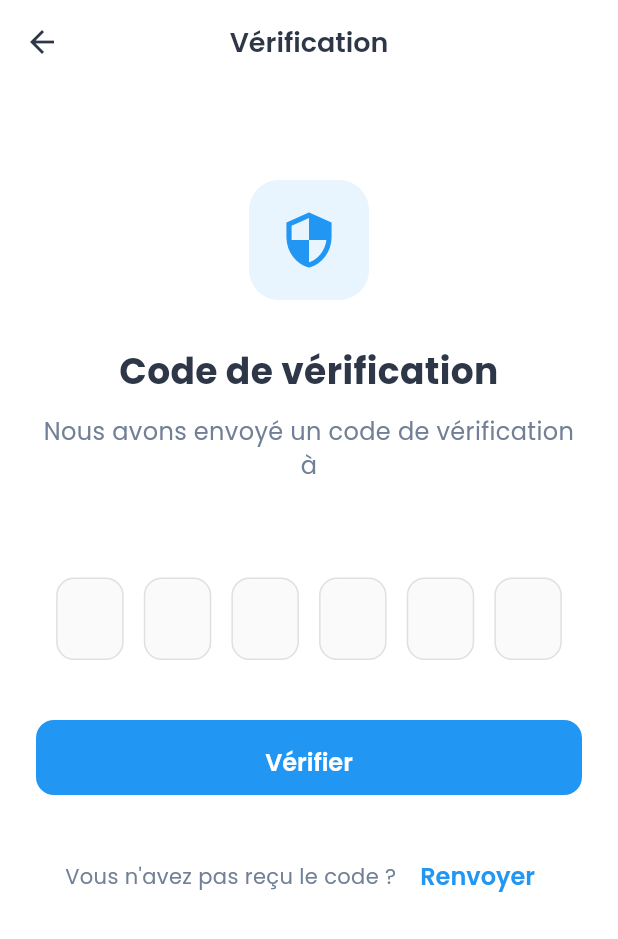
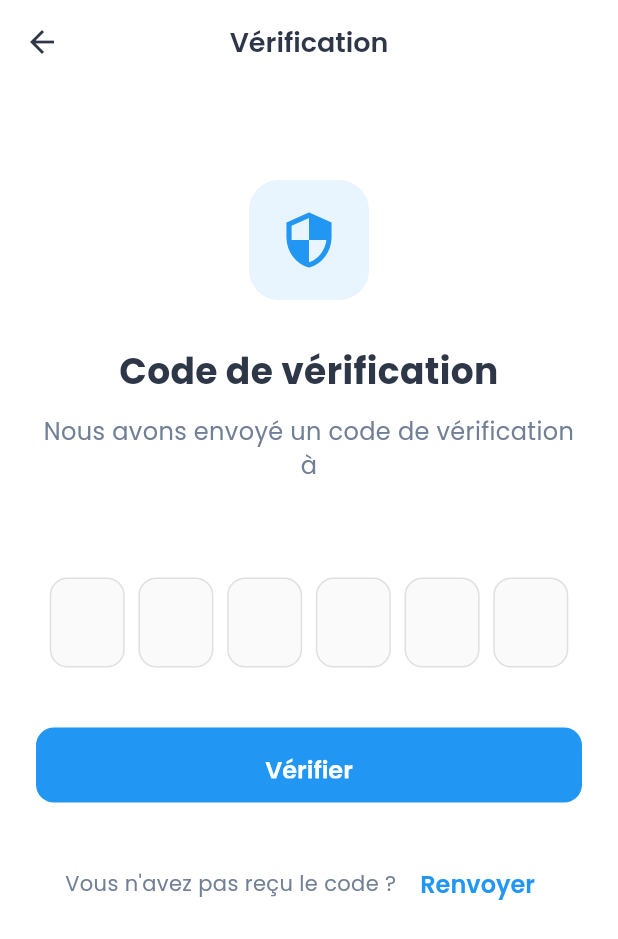
Before and after one commit to moatezELBORGI/oneApp, a Flutter app: the OtpScreen screen opened directly with empty values, on a phone screen of 412 x 824 dp. Shown: the top 939 px of the screen. Run offline on Flutter 3.47's test engine with Material 3 defaults, Android fonts, the light colour scheme and no system bars; our stand-ins replace file_picker, flutter_secure_storage, image_picker, permission_handler, shared_preferences; missing offline and left inert: flutter_sound, stomp_dart_client; accounts and stored records are empty.

Commit message:
Amélioration des champs OTP

```diff
--- a/lib/screens/auth/otp_screen.dart
+++ b/lib/screens/auth/otp_screen.dart
@@ -160,8 +160,8 @@ class _OtpScreenState extends State<OtpScreen> {
                 mainAxisAlignment: MainAxisAlignment.spaceEvenly,
                 children: List.generate(6, (index) {
                   return SizedBox(
-                    width: 45,
-                    height: 55,
+                    width: 50,
+                    height: 60,
                     child: TextFormField(
                       controller: _controllers[index],
                       focusNode: _focusNodes[index],
@@ -169,21 +169,22 @@ class _OtpScreenState extends State<OtpScreen> {
                       keyboardType: TextInputType.number,
                       maxLength: 1,
                       style: const TextStyle(
-                        fontSize: 20,
+                        fontSize: 24,
                         fontWeight: FontWeight.bold,
                       ),
                       decoration: InputDecoration(
                         counterText: '',
                         border: OutlineInputBorder(
-                          borderRadius: BorderRadius.circular(12),
+                          borderRadius: BorderRadius.circular(16),
                           borderSide: const BorderSide(color: Colors.grey),
                         ),
                         focusedBorder: OutlineInputBorder(
-                          borderRadius: BorderRadius.circular(12),
+                          borderRadius: BorderRadius.circular(16),
                           borderSide: const BorderSide(color: AppTheme.primaryColor, width: 2),
                         ),
                         filled: true,
                         fillColor: Colors.grey[50],
+                        contentPadding: const EdgeInsets.symmetric(vertical: 16),
                       ),
                       inputFormatters: [
                         FilteringTextInputFormatter.digitsOnly,
```
